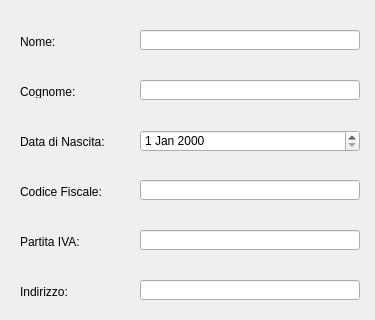
OT-Rax/AnconAmbiente, file src/main/gui/modifica_cliente.ui: the form before one commit; both pictures show x 0 to 375 and y 0 to 320 of the 375 by 491 pixel window.
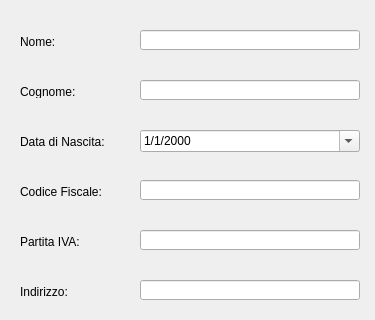
The form after the commit. Icons and pictures are not drawn.

Diff of the .ui file:
```diff
--- a/src/main/gui/modifica_cliente.ui
+++ b/src/main/gui/modifica_cliente.ui
@@ -238,6 +238,12 @@
       <height>22</height>
      </rect>
     </property>
+    <property name="displayFormat">
+     <string>M/d/yyyy</string>
+    </property>
+    <property name="calendarPopup">
+     <bool>true</bool>
+    </property>
    </widget>
    <widget class="QLineEdit" name="partitaiva_field">
     <property name="geometry">
```
